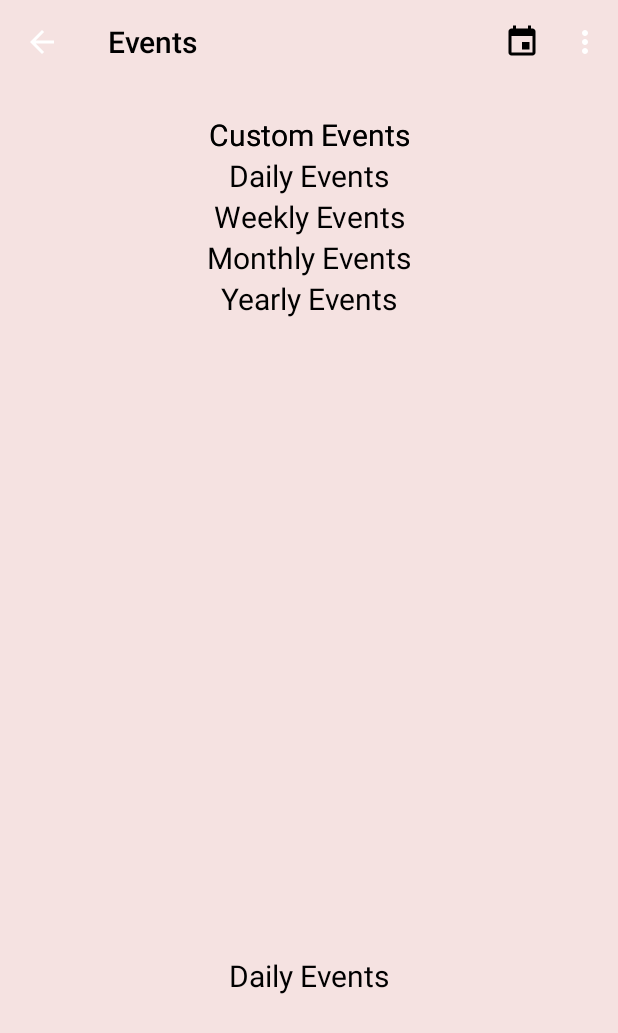
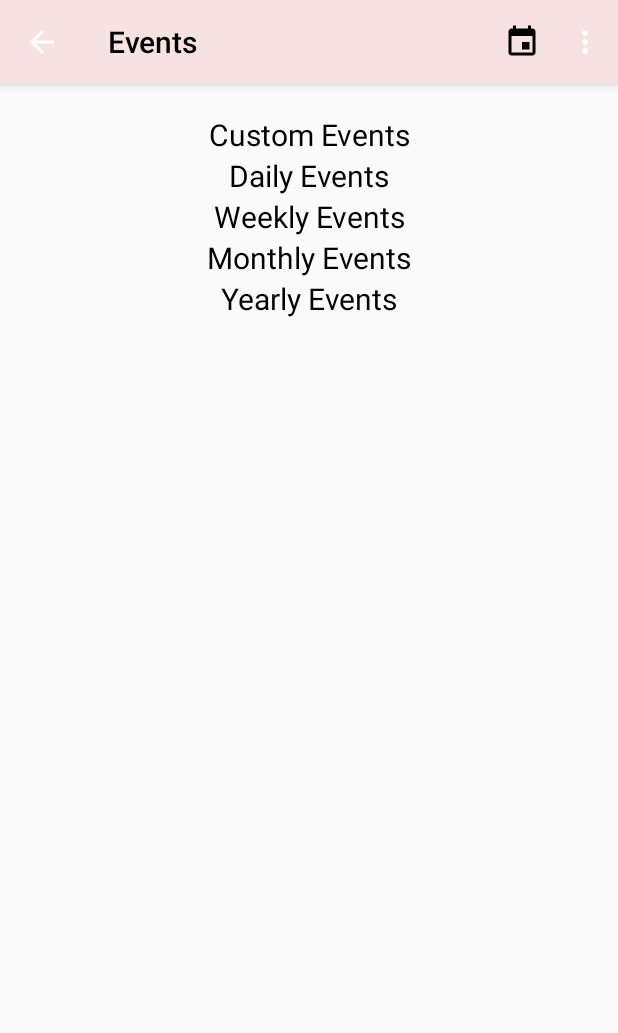
Before and after one commit to sxeix/StudyApp, an Android app: the eventsPage screen opened directly, with no data from a screen before it, on a phone screen of 412 x 824 dp. Shown: the top 1033 px of the screen. Run offline under Robolectric (Android 15) with nearby library versions, the phone set to English and light mode, and no system bars; Roboto replaces fonts that are not available here.

Commit message:
Event pages fixed for now

```diff
--- a/app/src/main/res/layout/activity_calendar_date.xml
+++ b/app/src/main/res/layout/activity_calendar_date.xml
@@ -9,7 +9,7 @@
 
     <android.support.design.widget.AppBarLayout
         android:layout_width="match_parent"
-        android:layout_height="match_parent"
+        android:layout_height="wrap_content"
         android:theme="@style/AppTheme.AppBarOverlay">
 
         <android.support.v7.widget.Toolbar
@@ -18,11 +18,12 @@
             app:popupTheme="@style/AppTheme"
             android:layout_height="?attr/actionBarSize"
             app:titleTextColor="#000000"/>
-
+    </android.support.design.widget.AppBarLayout>
         <LinearLayout
             android:layout_width="match_parent"
             android:layout_height="match_parent"
             android:orientation="vertical"
+            android:theme="@style/AppTheme.AppBarOverlay"
             app:layout_behavior="@string/appbar_scrolling_view_behavior">
 
             <TextView
@@ -45,5 +46,4 @@
                 app:layout_behavior="@string/appbar_scrolling_view_behavior" />
 
         </LinearLayout>
-    </android.support.design.widget.AppBarLayout>
 </android.support.design.widget.CoordinatorLayout>
--- a/app/src/main/res/layout/activity_events_page.xml
+++ b/app/src/main/res/layout/activity_events_page.xml
@@ -19,7 +19,7 @@
             app:popupTheme="@style/AppTheme"
             app:titleTextColor="#000000"/>
 
-
+    </android.support.design.widget.AppBarLayout>
     <android.support.v4.widget.NestedScrollView
         android:layout_width="match_parent"
         android:layout_height="match_parent"
@@ -29,87 +29,7 @@
         android:layout_marginBottom="20dp"
         app:layout_behavior="@string/appbar_scrolling_view_behavior">
 
-        <RelativeLayout
-            android:layout_width="match_parent"
-            android:layout_height="wrap_content"
-            android:orientation="vertical"
-            app:layout_behavior="@string/appbar_scrolling_view_behavior">
 
-            <TextView
-                android:id="@+id/l1"
-                android:layout_width="fill_parent"
-                android:layout_height="wrap_content"
-                android:text="Custom Events"
-                android:textAlignment="center"
-                android:textSize="20sp" />
-
-            <ListView
-                android:id="@+id/listViewEPage"
-                android:layout_width="fill_parent"
-                android:layout_height="800px"
-                android:layout_below="@+id/l1" />
-
-            <TextView
-                android:id="@+id/l2"
-                android:layout_width="fill_parent"
-                android:layout_height="wrap_content"
-                android:layout_below="@+id/listViewEPage"
-                android:text="Daily Events"
-                android:textAlignment="center"
-                android:textSize="20sp" />
-
-            <ListView
-                android:id="@+id/ListView2"
-                android:layout_width="fill_parent"
-                android:layout_height="800px"
-                android:layout_below="@+id/l2" />
-
-            <TextView
-                android:id="@+id/l3"
-                android:layout_width="fill_parent"
-                android:layout_height="wrap_content"
-                android:layout_below="@+id/ListView2"
-                android:text="Weekly Events"
-                android:textAlignment="center"
-                android:textSize="20sp" />
-
-            <ListView
-                android:id="@+id/ListView3"
-                android:layout_width="fill_parent"
-                android:layout_height="800px"
-                android:layout_below="@+id/l3" />
-
-            <TextView
-                android:id="@+id/l4"
-                android:layout_width="fill_parent"
-                android:layout_height="wrap_content"
-                android:layout_below="@+id/ListView3"
-                android:text="Monthly Events"
-                android:textAlignment="center"
-                android:textSize="20sp" />
-
-            <ListView
-                android:id="@+id/ListView4"
-                android:layout_width="fill_parent"
-                android:layout_height="800px"
-                android:layout_below="@+id/l4"
-                android:layout_weight="0" />
-
-            <TextView
-                android:id="@+id/l5"
-                android:layout_width="fill_parent"
-                android:layout_height="wrap_content"
-                android:layout_below="@+id/ListView4"
-                android:text="Yearly Events"
-                android:textAlignment="center"
-                android:textSize="20sp" />
-
-            <ListView
-                android:id="@+id/ListView5"
-                android:layout_width="fill_parent"
-                android:layout_height="fill_parent"
-                android:layout_below="@+id/l5"
-                android:layout_weight="0" />
 
     <RelativeLayout
         android:layout_width="match_parent"
@@ -191,8 +111,8 @@
             android:layout_width="fill_parent"
             android:layout_height="fill_parent"
             android:layout_weight="0" />
-        </RelativeLayout>
+
         </RelativeLayout>
     </android.support.v4.widget.NestedScrollView>
-    </android.support.design.widget.AppBarLayout>
+
 </android.support.design.widget.CoordinatorLayout>
```
